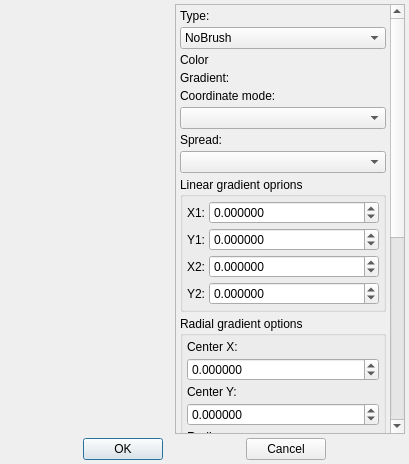
Gris87/ObjectController, file src/property/dialogs/brusheditdialog.ui: the form before one commit.
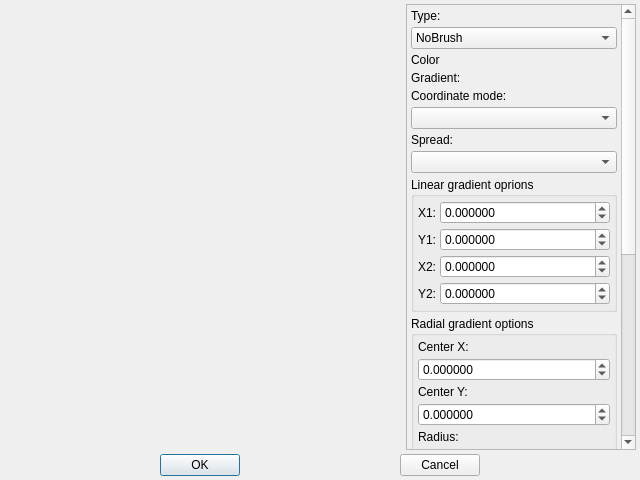
The form after the commit.

What changed in the file:
```diff
--- a/src/property/dialogs/brusheditdialog.ui
+++ b/src/property/dialogs/brusheditdialog.ui
@@ -6,8 +6,8 @@
    <rect>
     <x>0</x>
     <y>0</y>
-    <width>409</width>
-    <height>464</height>
+    <width>640</width>
+    <height>480</height>
    </rect>
   </property>
   <property name="minimumSize">
```
